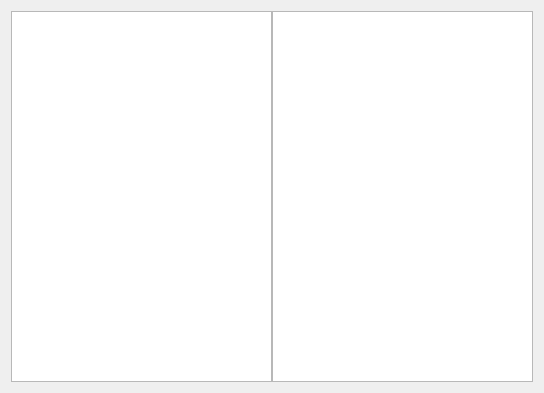
Before: the Qt Designer form src/browse.ui in hutchgrant/beagleplayer, drawn with Qt 5.
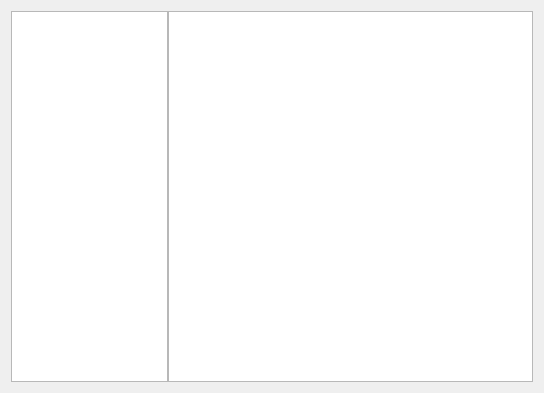
After: the same form once the commit is applied.

The edit to the form file:
```diff
--- a/src/browse.ui
+++ b/src/browse.ui
@@ -21,7 +21,7 @@
   </property>
   <layout class="QVBoxLayout" name="verticalLayout">
    <item>
-    <layout class="QHBoxLayout" name="horizontalLayout" stretch="0,0">
+    <layout class="QHBoxLayout" name="horizontalLayout" stretch="3,7">
      <property name="spacing">
       <number>0</number>
      </property>
```
